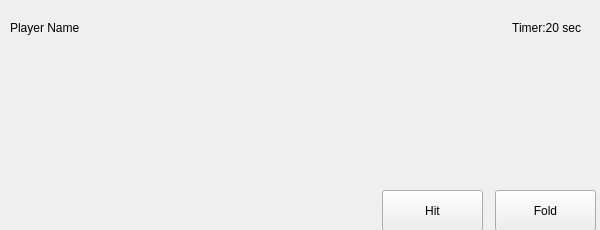
Before: the Qt Designer form playerdrawing.ui in vivekvpandya/BlackJack, drawn with Qt 5.
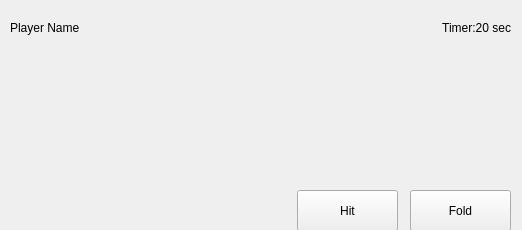
After: the same form once the commit is applied.

Patch:
```diff
--- a/playerdrawing.ui
+++ b/playerdrawing.ui
@@ -6,7 +6,7 @@
    <rect>
     <x>0</x>
     <y>0</y>
-    <width>600</width>
+    <width>522</width>
     <height>230</height>
    </rect>
   </property>
@@ -18,7 +18,7 @@
     <rect>
      <x>10</x>
      <y>50</y>
-     <width>581</width>
+     <width>501</width>
      <height>131</height>
     </rect>
    </property>
@@ -40,7 +40,7 @@
   <widget class="QPushButton" name="hitButton">
    <property name="geometry">
     <rect>
-     <x>382</x>
+     <x>297</x>
      <y>190</y>
      <width>101</width>
      <height>41</height>
@@ -53,20 +53,20 @@
   <widget class="QPushButton" name="foldButton">
    <property name="geometry">
     <rect>
-     <x>495</x>
-     <y>190</y>
-     <width>101</width>
-     <height>41</height>
-    </rect>
-   </property>
-   <property name="text">
-    <string>Fold</string>
-   </property>
-  </widget>
-  <widget class="QLabel" name="label_2">
-   <property name="geometry">
-    <rect>
      <x>410</x>
+     <y>190</y>
+     <width>101</width>
+     <height>41</height>
+    </rect>
+   </property>
+   <property name="text">
+    <string>Fold</string>
+   </property>
+  </widget>
+  <widget class="QLabel" name="playerTimer">
+   <property name="geometry">
+    <rect>
+     <x>340</x>
      <y>20</y>
      <width>171</width>
      <height>16</height>
```
Left out of the diff: 2 changed lines with no effect on the pictures.
